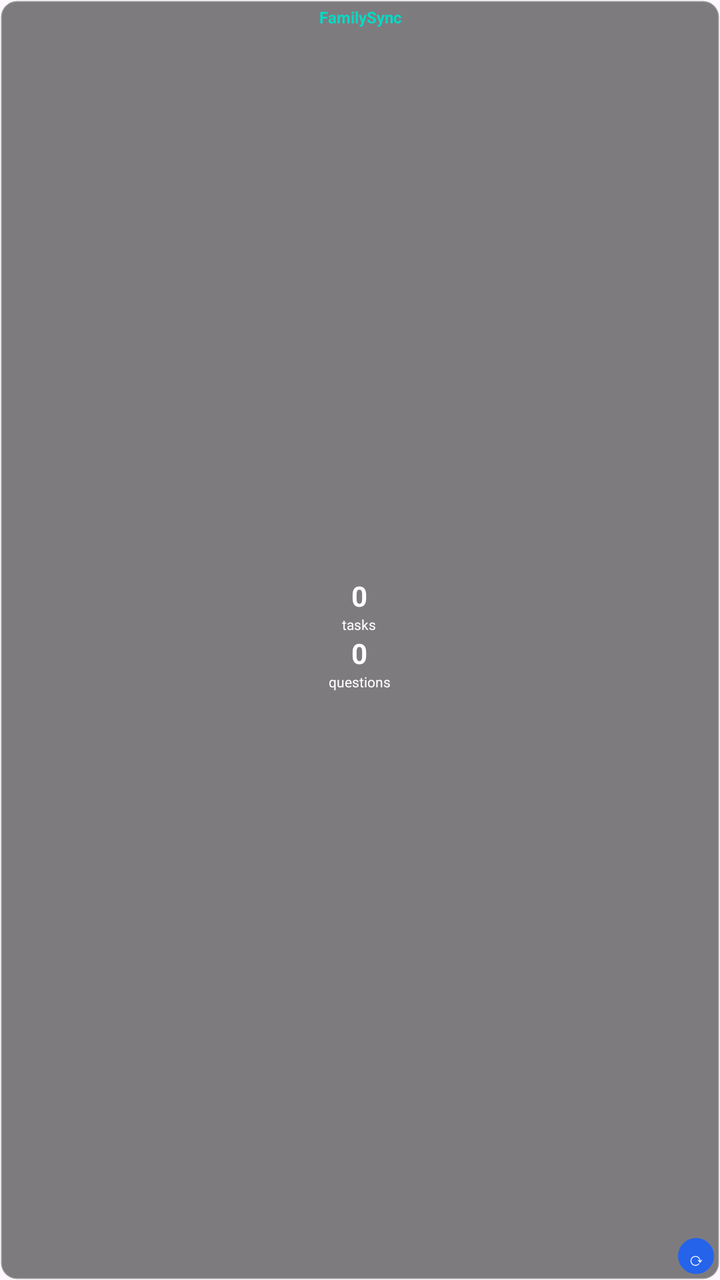
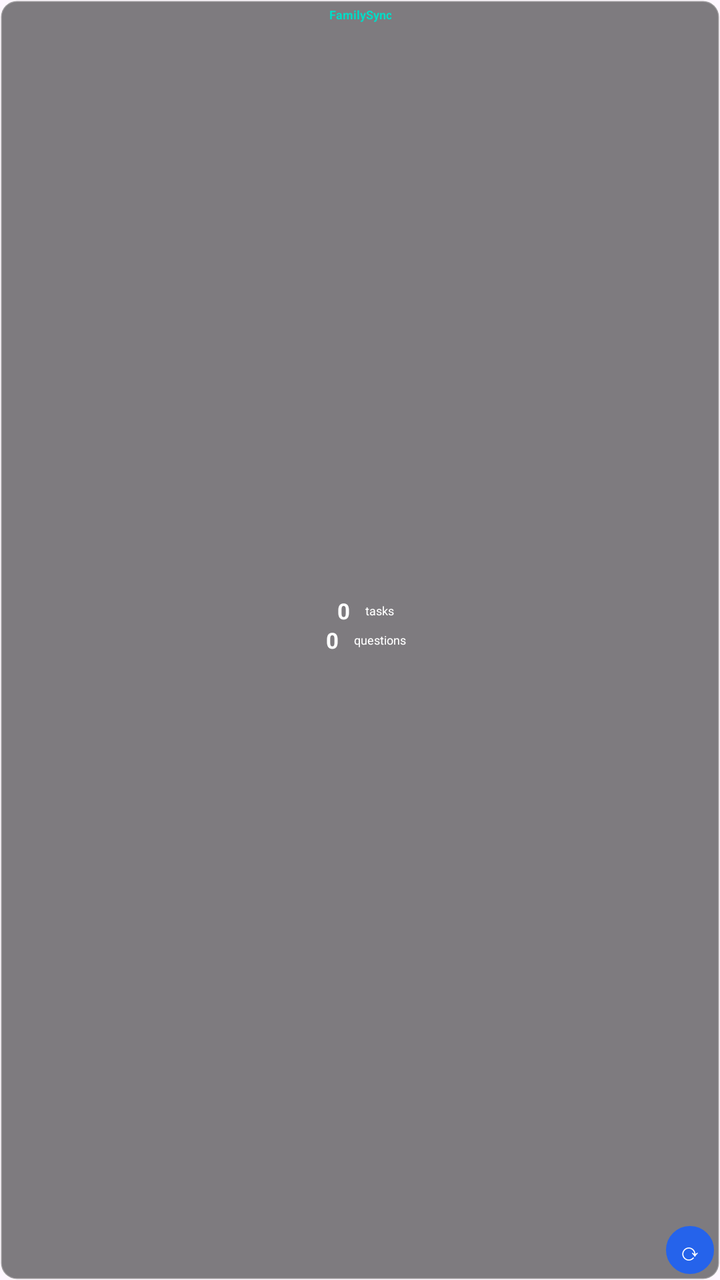

An Android layout rendered at two revisions. The XML below is the earlier revision; the diff shows what the commit changed to produce the second picture.
<!-- AndroidManifest.xml: application theme AppTheme -->
<!-- res/layout/familysync_widget_layout.xml -->
<?xml version="1.0" encoding="utf-8"?>
<RelativeLayout xmlns:android="http://schemas.android.com/apk/res/android"
    android:id="@+id/familysync_widget_container"
    android:layout_width="match_parent"
    android:layout_height="match_parent"
    android:background="@drawable/widget_background"
    android:padding="3dp"
    android:clickable="true"
    android:focusable="true"
    android:layoutDirection="ltr">

    
    <TextView
        android:id="@+id/familysync_widget_title"
        android:layout_width="wrap_content"
        android:layout_height="wrap_content"
        android:layout_centerHorizontal="true"
        android:layout_alignParentTop="true"
        android:text="@string/familysync_widget_name"
        android:textColor="#FF03DAC5"
        android:textSize="8sp"
        android:textStyle="bold"
        android:gravity="center" />

    
    <LinearLayout
        android:id="@+id/familysync_counts_container"
        android:layout_width="wrap_content"
        android:layout_height="wrap_content"
        android:layout_centerInParent="true"
        android:layout_below="@id/familysync_widget_title"
        android:layout_above="@id/familysync_widget_refresh"
        android:orientation="vertical"
        android:gravity="center"
        android:layoutDirection="ltr">

    
    <LinearLayout
        android:id="@+id/familysync_tasks_line"
        android:layout_width="wrap_content"
        android:layout_height="wrap_content"
        android:layout_marginTop="1dp"
        android:orientation="vertical"
        android:gravity="center"
        android:layoutDirection="ltr">

        <TextView
            android:id="@+id/familysync_tasks_count"
            android:layout_width="wrap_content"
            android:layout_height="wrap_content"
            android:text="0"
            android:textColor="@android:color/white"
            android:textSize="14sp"
            android:textStyle="bold"
            android:gravity="center"
            android:minWidth="20dp"
            android:layoutDirection="ltr" />

        <TextView
            android:id="@+id/familysync_tasks_label"
            android:layout_width="wrap_content"
            android:layout_height="wrap_content"
            android:text="tasks"
            android:textColor="@android:color/white"
            android:textSize="7sp"
            android:gravity="center"
            android:layoutDirection="ltr" />

    </LinearLayout>

    
    <LinearLayout
        android:id="@+id/familysync_questions_line"
        android:layout_width="wrap_content"
        android:layout_height="wrap_content"
        android:orientation="vertical"
        android:gravity="center"
        android:layoutDirection="ltr">

        <TextView
            android:id="@+id/familysync_questions_count"
            android:layout_width="wrap_content"
            android:layout_height="wrap_content"
            android:text="0"
            android:textColor="@android:color/white"
            android:textSize="14sp"
            android:textStyle="bold"
            android:gravity="center"
            android:minWidth="20dp"
            android:layoutDirection="ltr" />

        <TextView
            android:id="@+id/familysync_questions_label"
            android:layout_width="wrap_content"
            android:layout_height="wrap_content"
            android:text="questions"
            android:textColor="@android:color/white"
            android:textSize="7sp"
            android:gravity="center"
            android:layoutDirection="ltr" />

        </LinearLayout>

    </LinearLayout>

    
    <Button
        android:id="@+id/familysync_widget_refresh"
        android:layout_width="18dp"
        android:layout_height="18dp"
        android:layout_alignParentEnd="true"
        android:layout_alignParentBottom="true"
        android:text="⟳"
        android:textSize="9sp"
        android:textColor="@android:color/white"
        android:background="@drawable/modern_button_selector"
        android:fontFamily="sans-serif-medium"
        android:padding="0dp"
        android:minWidth="0dp"
        android:minHeight="0dp" />

</RelativeLayout>
<!-- resources referenced by this layout -->
<resources>
  <!-- drawable modern_button_selector (drawable) -->
  <?xml version="1.0" encoding="utf-8"?>
  <selector xmlns:android="http://schemas.android.com/apk/res/android">
      
      
      <item android:state_pressed="true"
          android:drawable="@drawable/modern_button_bg_pressed" />
      
      
      <item android:drawable="@drawable/modern_button_bg" />
      
  </selector>
  <!-- drawable widget_background (drawable) -->
  <?xml version="1.0" encoding="utf-8"?>
  <shape xmlns:android="http://schemas.android.com/apk/res/android"
      android:shape="rectangle">
      <solid android:color="#80000000" />
      <corners android:radius="8dp" />
      <stroke android:width="1dp" android:color="#40FFFFFF" />
  </shape>
  <string name="familysync_widget_name">FamilySync</string>
  <style name="AppTheme" parent="Theme.Material3.DayNight.NoActionBar">
          
          <item name="colorPrimary">@color/ic_launcher_background</item>
          <item name="colorPrimaryVariant">@color/ic_launcher_background</item>
          <item name="colorOnPrimary">@color/white</item>
          
          <item name="colorSecondary">@color/ic_launcher_background</item>
          <item name="colorSecondaryVariant">@color/ic_launcher_background</item>
          <item name="colorOnSecondary">@color/white</item>
          
          <item name="android:statusBarColor" tools:targetApi="l">?attr/colorPrimaryVariant</item>
          
          
          <item name="android:buttonStyle">@style/CustomButtonStyle</item>
      </style>
  <!-- drawable modern_button_bg_pressed (drawable) -->
  <?xml version="1.0" encoding="utf-8"?>
  <shape xmlns:android="http://schemas.android.com/apk/res/android"
      android:shape="oval">
      
      
      <gradient
          android:startColor="#4A5A5F"
          android:endColor="#3A4A4F"
          android:angle="135" />
      
      
      <stroke
          android:width="1dp"
          android:color="#2A3A3F" />
      
  </shape>
  <!-- drawable modern_button_bg (drawable) -->
  <?xml version="1.0" encoding="utf-8"?>
  <shape xmlns:android="http://schemas.android.com/apk/res/android"
      android:shape="oval">
      
      
      <gradient
          android:startColor="#6C7B7F"
          android:endColor="#4A5A5F"
          android:angle="135" />
      
      
      <stroke
          android:width="1dp"
          android:color="#3A4A4F" />
      
  </shape>
  <color name="ic_launcher_background">#2563EB</color>
  <color name="white">#FFFFFFFF</color>
  <style name="CustomButtonStyle" parent="Widget.Material3.Button">
          <item name="android:background">@drawable/rounded_button</item>
          <item name="android:textColor">@color/white</item>
          <item name="android:stateListAnimator">@null</item>
      </style>
  <!-- drawable rounded_button (drawable) -->
  <?xml version="1.0" encoding="utf-8"?>
  <shape xmlns:android="http://schemas.android.com/apk/res/android"
      android:shape="rectangle">
      
      <solid android:color="@color/ic_launcher_background" />
      
      <corners android:radius="12dp" />
      
      <stroke
          android:width="1dp"
          android:color="@color/ic_launcher_background" />
      
  </shape>
</resources>

<!-- the commit's change to res/layout/familysync_widget_layout.xml (unified diff, before → after) -->
@@ -18,7 +18,7 @@
         android:layout_alignParentTop="true"
         android:text="@string/familysync_widget_name"
         android:textColor="#FF03DAC5"
-        android:textSize="8sp"
+        android:textSize="6sp"
         android:textStyle="bold"
         android:gravity="center" />
 
@@ -40,7 +40,7 @@
         android:layout_width="wrap_content"
         android:layout_height="wrap_content"
         android:layout_marginTop="1dp"
-        android:orientation="vertical"
+        android:orientation="horizontal"
         android:gravity="center"
         android:layoutDirection="ltr">
 
@@ -50,11 +50,18 @@
             android:layout_height="wrap_content"
             android:text="0"
             android:textColor="@android:color/white"
-            android:textSize="14sp"
+            android:textSize="11sp"
             android:textStyle="bold"
             android:gravity="center"
-            android:minWidth="20dp"
+            android:minWidth="18dp"
             android:layoutDirection="ltr" />
+
+        <TextView
+            android:id="@+id/familysync_tasks_spacer"
+            android:layout_width="2dp"
+            android:layout_height="1dp"
+            android:text=""
+            android:background="@android:color/transparent" />
 
         <TextView
             android:id="@+id/familysync_tasks_label"
@@ -62,7 +69,7 @@
             android:layout_height="wrap_content"
             android:text="tasks"
             android:textColor="@android:color/white"
-            android:textSize="7sp"
+            android:textSize="6sp"
             android:gravity="center"
             android:layoutDirection="ltr" />
 
@@ -73,7 +80,7 @@
         android:id="@+id/familysync_questions_line"
         android:layout_width="wrap_content"
         android:layout_height="wrap_content"
-        android:orientation="vertical"
+        android:orientation="horizontal"
         android:gravity="center"
         android:layoutDirection="ltr">
 
@@ -83,11 +90,18 @@
             android:layout_height="wrap_content"
             android:text="0"
             android:textColor="@android:color/white"
-            android:textSize="14sp"
+            android:textSize="11sp"
             android:textStyle="bold"
             android:gravity="center"
-            android:minWidth="20dp"
+            android:minWidth="18dp"
             android:layoutDirection="ltr" />
+
+        <TextView
+            android:id="@+id/familysync_questions_spacer"
+            android:layout_width="2dp"
+            android:layout_height="1dp"
+            android:text=""
+            android:background="@android:color/transparent" />
 
         <TextView
             android:id="@+id/familysync_questions_label"
@@ -95,7 +109,7 @@
             android:layout_height="wrap_content"
             android:text="questions"
             android:textColor="@android:color/white"
-            android:textSize="7sp"
+            android:textSize="6sp"
             android:gravity="center"
             android:layoutDirection="ltr" />
 
@@ -106,12 +120,12 @@
     
     <Button
         android:id="@+id/familysync_widget_refresh"
-        android:layout_width="18dp"
-        android:layout_height="18dp"
+        android:layout_width="24dp"
+        android:layout_height="24dp"
         android:layout_alignParentEnd="true"
         android:layout_alignParentBottom="true"
         android:text="⟳"
-        android:textSize="9sp"
+        android:textSize="12sp"
         android:textColor="@android:color/white"
         android:background="@drawable/modern_button_selector"
         android:fontFamily="sans-serif-medium"
